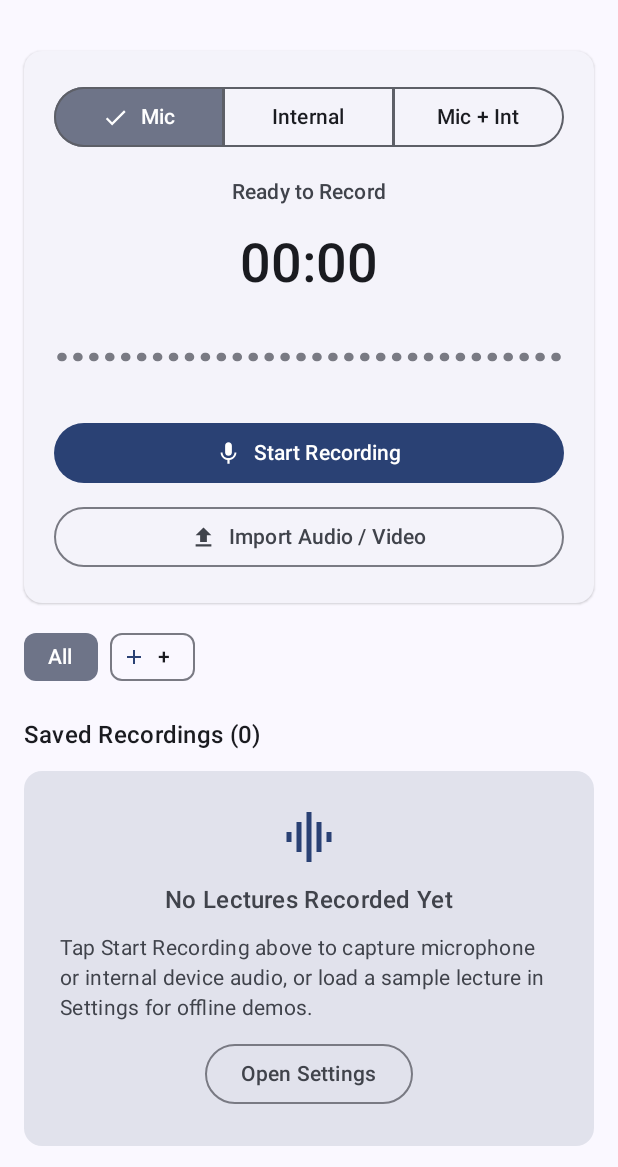
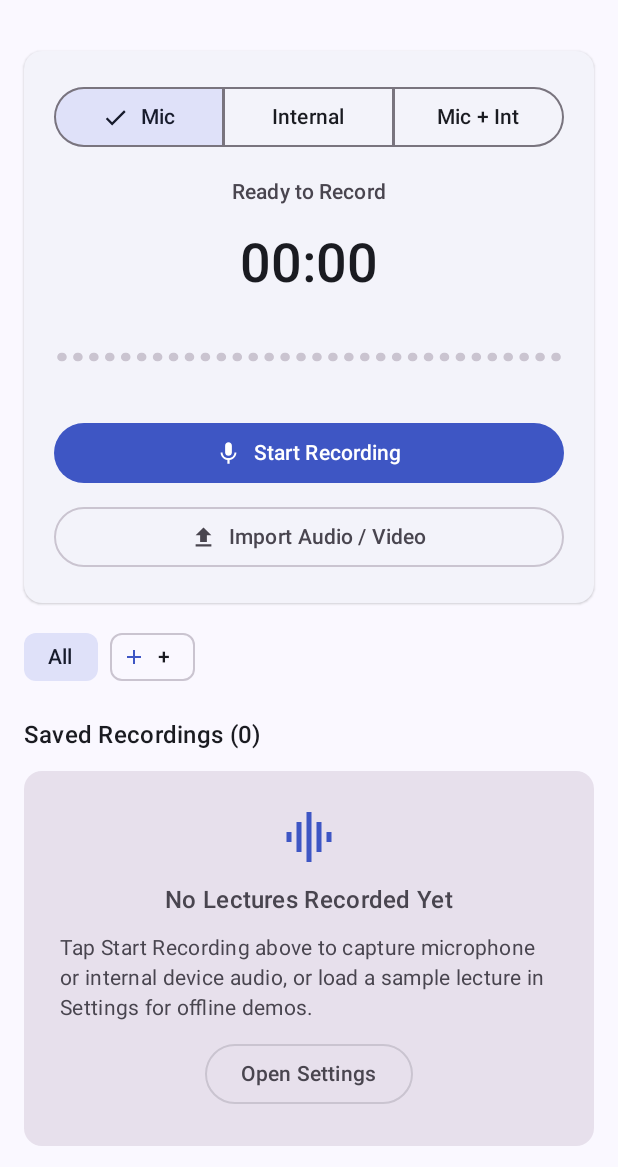
Before and after one commit to hilaro-dev/LectureBrief, an Android app built with Jetpack Compose: the screen it shows after launch (MainActivity), on a phone screen of 412 x 824 dp, the part 69-1236 px from its top. Run offline under Robolectric (Android 15) with nearby library versions, the phone set to English and light mode, and no system bars; our stand-ins replace Room's generated code.

Commit message:
Fix gemini model error and color

```diff
--- a/app/src/main/java/com/lecturebrief/data/local/prefs/ThemePreferences.kt
+++ b/app/src/main/java/com/lecturebrief/data/local/prefs/ThemePreferences.kt
@@ -16,12 +16,13 @@ enum class AppColorPalette(
     val label: String,
     val swatchArgb: Long
 ) {
-    MIDNIGHT_PERIWINKLE("Midnight Periwinkle", 0xFF6650A4),
+    MIDNIGHT_PERIWINKLE("Midnight Periwinkle", 0xFF4F6DF5),
     DEEP_TEAL("Deep Teal", 0xFF1E4D5E),
     ROYAL_VIOLET("Royal Violet", 0xFF7C4DFF),
     EMERALD_FOREST("Emerald Forest", 0xFF2E7D32),
     CRIMSON_ROSE("Crimson Rose", 0xFFC62828),
-    WARM_AMBER("Warm Amber", 0xFFEF6C00)
+    WARM_AMBER("Warm Amber", 0xFFEF6C00),
+    WALLPAPER("Wallpaper", 0xFF757575)
 }
 
 class ThemePreferences(context: Context) {
--- a/app/src/main/java/com/lecturebrief/ui/detail/DetailScreen.kt
+++ b/app/src/main/java/com/lecturebrief/ui/detail/DetailScreen.kt
@@ -368,7 +368,7 @@ private fun ProcessingStatusSection(
             ) {
                 Text(
                     text = processingMessage ?: when (status) {
-                        ProcessingStatus.PENDING -> "Preparing OmniRoute AI pipeline..."
+                        ProcessingStatus.PENDING -> "Preparing AI pipeline..."
                         ProcessingStatus.TRANSCRIBING -> "Transcribing audio..."
                         ProcessingStatus.SUMMARIZING -> "Generating summary..."
                         else -> ""
@@ -443,7 +443,7 @@ private fun SummaryTabContent(
             ProcessingStatus.PENDING,
             ProcessingStatus.TRANSCRIBING,
             ProcessingStatus.SUMMARIZING -> "Your structured lecture summary will appear here once processing finishes."
-            ProcessingStatus.ERROR -> "Summary unavailable. Fix your OmniRoute settings or tap Retry above."
+            ProcessingStatus.ERROR -> "Summary unavailable. Check your API key in Settings or tap Retry above."
             else -> "No summary generated yet."
         }
         Text(
--- a/app/src/main/java/com/lecturebrief/ui/theme/Theme.kt
+++ b/app/src/main/java/com/lecturebrief/ui/theme/Theme.kt
@@ -14,8 +14,53 @@ import androidx.compose.ui.platform.LocalContext
 import com.lecturebrief.data.local.prefs.AppColorPalette
 import com.lecturebrief.data.local.prefs.ThemeMode
 
-private val DefaultLightColorScheme = lightColorScheme()
-private val DefaultDarkColorScheme = darkColorScheme()
+private val MidnightPeriwinkleLight = lightColorScheme(
+    primary = Color(0xFF3E56C4),
+    onPrimary = Color(0xFFFFFFFF),
+    primaryContainer = Color(0xFFDDE1FF),
+    onPrimaryContainer = Color(0xFF001258),
+    secondary = Color(0xFF5A5D72),
+    onSecondary = Color(0xFFFFFFFF),
+    secondaryContainer = Color(0xFFDFE1F9),
+    onSecondaryContainer = Color(0xFF171B2C),
+    tertiary = Color(0xFF76546E),
+    onTertiary = Color(0xFFFFFFFF),
+    tertiaryContainer = Color(0xFFFFD7F2),
+    onTertiaryContainer = Color(0xFF2C1228),
+    background = Color(0xFFFAF8FF),
+    onBackground = Color(0xFF1A1B21),
+    surface = Color(0xFFFAF8FF),
+    onSurface = Color(0xFF1A1B21),
+    surfaceContainerLowest = Color(0xFFFFFFFF),
+    surfaceContainerLow = Color(0xFFF3F3FA),
+    surfaceContainer = Color(0xFFEDEDF4),
+    surfaceContainerHigh = Color(0xFFE7E7EE),
+    surfaceContainerHighest = Color(0xFFE2E2E9)
+)
+
+private val MidnightPeriwinkleDark = darkColorScheme(
+    primary = Color(0xFFB8C4FF),
+    onPrimary = Color(0xFF04238F),
+    primaryContainer = Color(0xFF233CA9),
+    onPrimaryContainer = Color(0xFFDDE1FF),
+    secondary = Color(0xFFC3C5DD),
+    onSecondary = Color(0xFF2C2F42),
+    secondaryContainer = Color(0xFF424659),
+    onSecondaryContainer = Color(0xFFDFE1F9),
+    tertiary = Color(0xFFE5BAD8),
+    onTertiary = Color(0xFF44263E),
+    tertiaryContainer = Color(0xFF5C3C55),
+    onTertiaryContainer = Color(0xFFFFD7F2),
+    background = Color(0xFF121318),
+    onBackground = Color(0xFFE2E2E9),
+    surface = Color(0xFF121318),
+    onSurface = Color(0xFFE2E2E9),
+    surfaceContainerLowest = Color(0xFF0D0E13),
+    surfaceContainerLow = Color(0xFF1A1B21),
+    surfaceContainer = Color(0xFF1E1F25),
+    surfaceContainerHigh = Color(0xFF282A2F),
+    surfaceContainerHighest = Color(0xFF33343A)
+)
 
 private val DeepTealLight = lightColorScheme(
     primary = Color(0xFF1E4D5E),
@@ -171,7 +216,7 @@ private val WarmAmberDark = darkColorScheme(
 fun LectureBriefTheme(
     themeMode: ThemeMode = ThemeMode.SYSTEM_DEFAULT,
     colorPalette: AppColorPalette = AppColorPalette.MIDNIGHT_PERIWINKLE,
-    dynamicColor: Boolean = true,
+    dynamicColor: Boolean = false,
     content: @Composable () -> Unit
 ) {
     val darkTheme = when (themeMode) {
@@ -181,19 +226,20 @@ fun LectureBriefTheme(
     }
 
     val colorScheme: ColorScheme = when (colorPalette) {
-        AppColorPalette.MIDNIGHT_PERIWINKLE -> when {
-            dynamicColor && Build.VERSION.SDK_INT >= Build.VERSION_CODES.S -> {
-                val context = LocalContext.current
-                if (darkTheme) dynamicDarkColorScheme(context) else dynamicLightColorScheme(context)
-            }
-            darkTheme -> DefaultDarkColorScheme
-            else -> DefaultLightColorScheme
-        }
+        AppColorPalette.MIDNIGHT_PERIWINKLE -> if (darkTheme) MidnightPeriwinkleDark else MidnightPeriwinkleLight
         AppColorPalette.DEEP_TEAL -> if (darkTheme) DeepTealDark else DeepTealLight
         AppColorPalette.ROYAL_VIOLET -> if (darkTheme) RoyalVioletDark else RoyalVioletLight
         AppColorPalette.EMERALD_FOREST -> if (darkTheme) EmeraldForestDark else EmeraldForestLight
         AppColorPalette.CRIMSON_ROSE -> if (darkTheme) CrimsonRoseDark else CrimsonRoseLight
         AppColorPalette.WARM_AMBER -> if (darkTheme) WarmAmberDark else WarmAmberLight
+        AppColorPalette.WALLPAPER -> when {
+            (dynamicColor || Build.VERSION.SDK_INT >= Build.VERSION_CODES.S) && Build.VERSION.SDK_INT >= Build.VERSION_CODES.S -> {
+                val context = LocalContext.current
+                if (darkTheme) dynamicDarkColorScheme(context) else dynamicLightColorScheme(context)
+            }
+            darkTheme -> MidnightPeriwinkleDark
+            else -> MidnightPeriwinkleLight
+        }
     }
 
     MaterialTheme(
```
Also changed, not shown: app/src/main/java/com/lecturebrief/data/remote/GeminiModelResolver.kt (added, +156 -0 lines), app/src/main/java/com/lecturebrief/data/repository/ProcessingRepository.kt (+30 -1 lines), app/src/main/java/com/lecturebrief/data/repository/SettingsRepository.kt (+23 -3 lines), app/src/main/java/com/lecturebrief/ui/settings/SettingsScreen.kt (+8 -0 lines), app/src/main/java/com/lecturebrief/ui/settings/SettingsViewModel.kt (+11 -7 lines), 727 other files.
